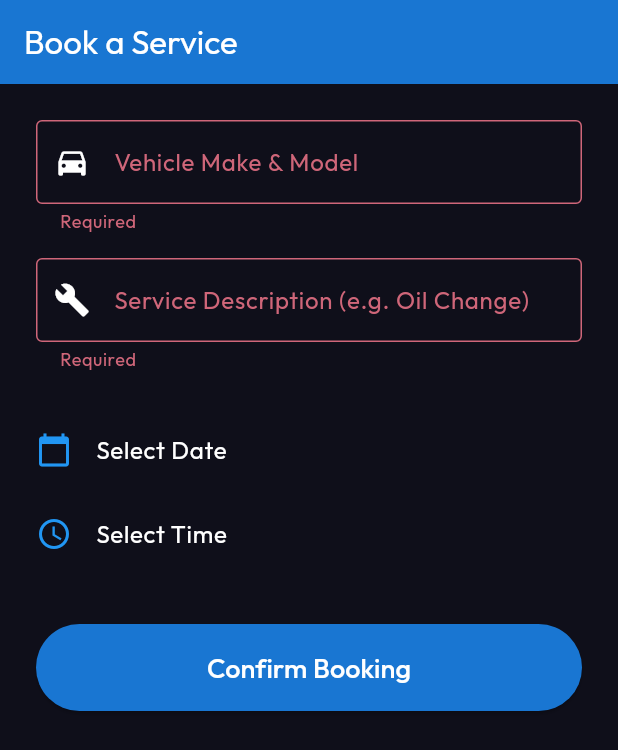
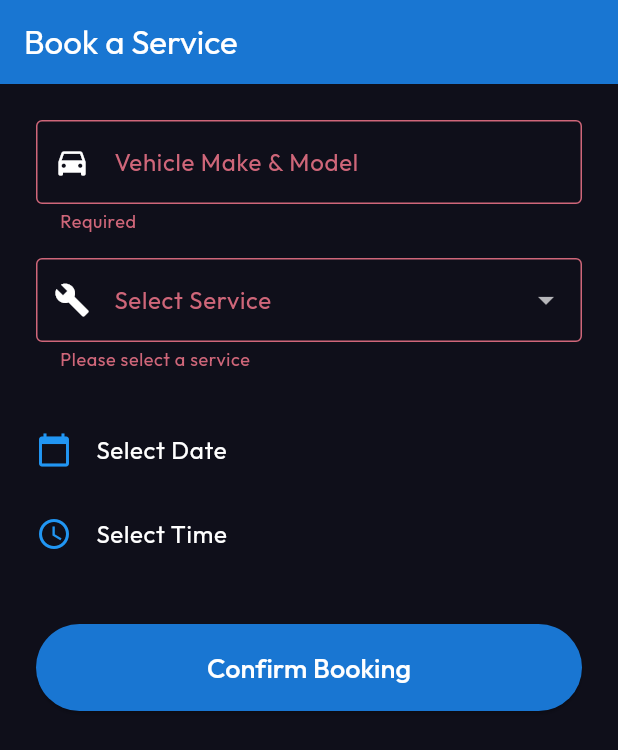
Before and after one commit to Thiva123-ab/Autosync-, a Flutter app: the BookingPage screen opened by its route, after a tap on "Confirm Booking", on a phone screen of 412 x 824 dp. Shown: the top 750 px of the screen. Run offline on Flutter 3.47's test engine with Material 3 defaults, Android fonts, the phone set to English and light mode, and no system bars; our stand-ins replace cloud_firestore, firebase_auth, firebase_core, flutter_animate, flutter_riverpod, go_router and 1 more; accounts and stored records are empty.

Commit message:
feat: implement staff authentication portal and customer booking page UI

```diff
--- a/lib/features/customer/presentation/booking_page.dart
+++ b/lib/features/customer/presentation/booking_page.dart
@@ -15,7 +15,7 @@ class BookingPage extends ConsumerStatefulWidget {
 class _BookingPageState extends ConsumerState<BookingPage> {
   final _formKey = GlobalKey<FormState>();
   final _vehicleController = TextEditingController();
-  final _titleController = TextEditingController();
+  String? _selectedService;
   DateTime? _selectedDate;
   TimeOfDay? _selectedTime;
   bool _isLoading = false;
@@ -45,14 +45,29 @@ class _BookingPageState extends ConsumerState<BookingPage> {
                 validator: (val) => val == null || val.isEmpty ? 'Required' : null,
               ),
               const SizedBox(height: 16),
-              TextFormField(
-                controller: _titleController,
+              DropdownButtonFormField<String>(
+                value: _selectedService,
                 decoration: const InputDecoration(
-                  labelText: 'Service Description (e.g. Oil Change)',
+                  labelText: 'Select Service',
                   border: OutlineInputBorder(),
                   prefixIcon: Icon(Icons.build),
                 ),
-                validator: (val) => val == null || val.isEmpty ? 'Required' : null,
+                dropdownColor: const Color(0xFF1E1E2C), // Dark theme dropdown color
+                items: const [
+                  DropdownMenuItem(value: 'Oil Change', child: Text('Oil Change')),
+                  DropdownMenuItem(value: 'Tyre Punch/Replacement', child: Text('Tyre Punch/Replacement')),
+                  DropdownMenuItem(value: 'Engine Diagnostics', child: Text('Engine Diagnostics')),
+                  DropdownMenuItem(value: 'Brake Pad Replacement', child: Text('Brake Pad Replacement')),
+                  DropdownMenuItem(value: 'Full Service', child: Text('Full Service')),
+                  DropdownMenuItem(value: 'Washing & Cleaning', child: Text('Washing & Cleaning')),
+                  DropdownMenuItem(value: 'Other', child: Text('Other')),
+                ],
+                onChanged: (val) {
+                  setState(() {
+                    _selectedService = val;
+                  });
+                },
+                validator: (val) => val == null || val.isEmpty ? 'Please select a service' : null,
               ),
               const SizedBox(height: 24),
               ListTile(
@@ -126,7 +141,7 @@ class _BookingPageState extends ConsumerState<BookingPage> {
         final job = JobModel(
           id: '', // Generated by Firestore
           vehicleInfo: _vehicleController.text.trim(),
-          title: _titleController.text.trim(),
+          title: _selectedService ?? 'Other',
           status: 'pending',
           scheduledTime: scheduledTime,
         );
@@ -152,7 +167,6 @@ class _BookingPageState extends ConsumerState<BookingPage> {
   @override
   void dispose() {
     _vehicleController.dispose();
-    _titleController.dispose();
     super.dispose();
   }
 }
```
Also changed, not shown: lib/features/auth/presentation/staff_login_page.dart (+27 -1 lines).
